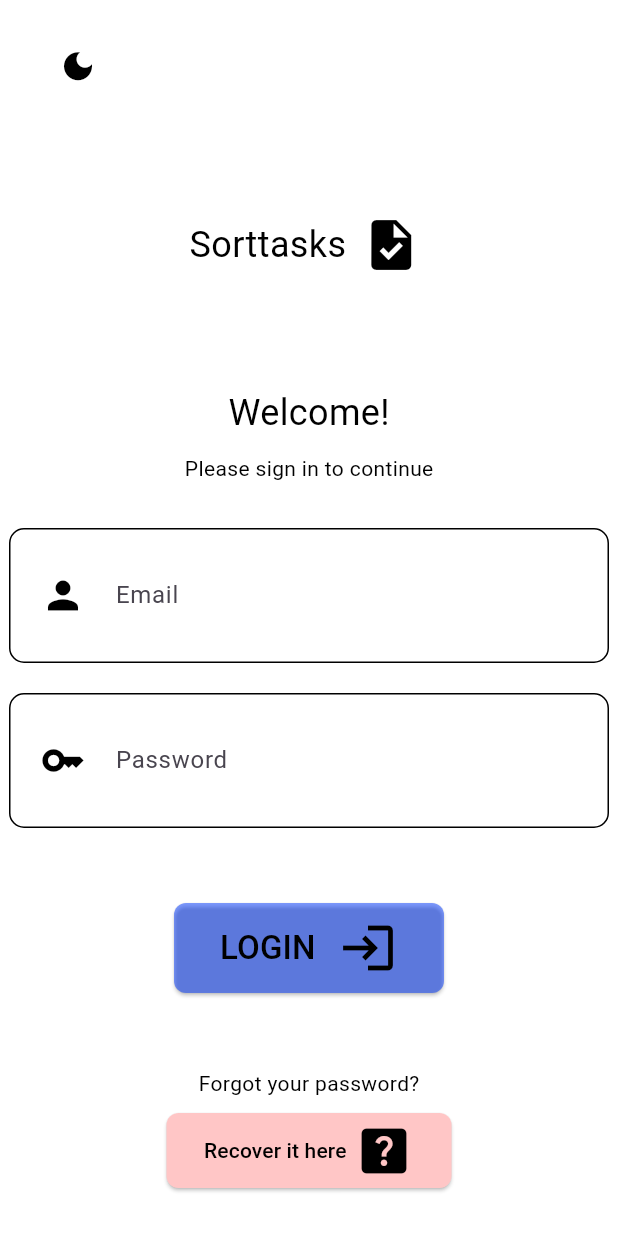
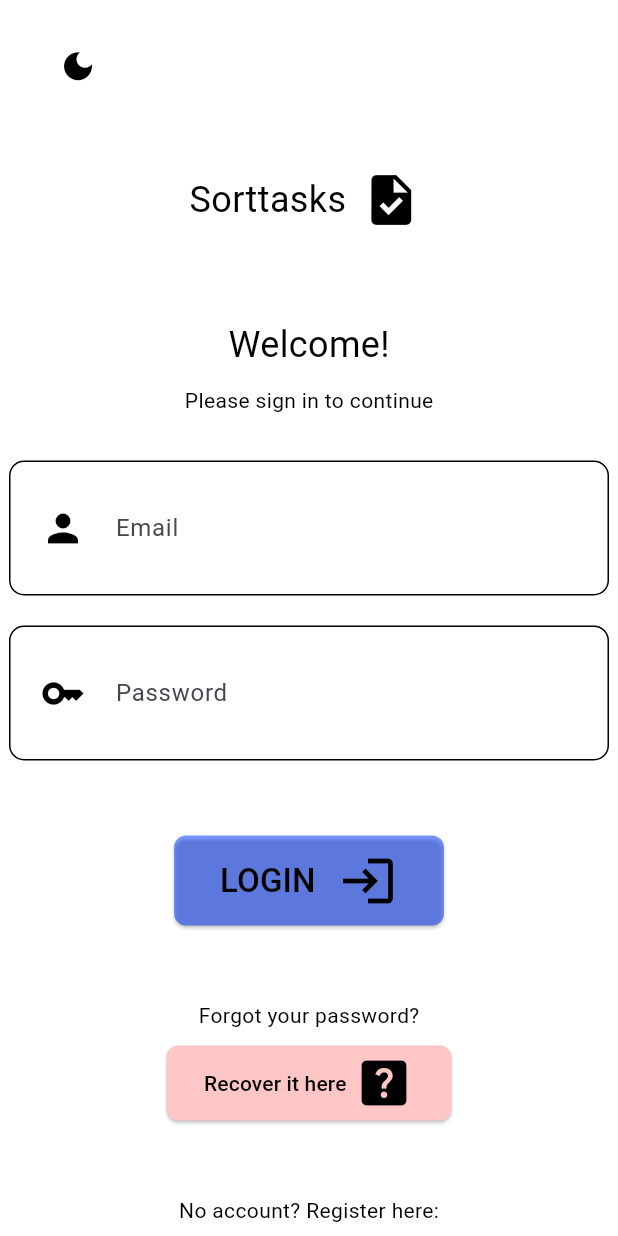
Before and after one commit to daniel-nunes-03/sorttasks, a Flutter app: the screen it shows after launch, on a phone screen of 412 x 824 dp. Run offline on Flutter 3.47's test engine with Material 3 defaults, Android fonts, the phone set to English and light mode, and no system bars; our stand-ins replace firebase_auth, firebase_core; accounts and stored records are empty.

Commit message:
Update login.dart

```diff
--- a/lib/screens/initial_area/login.dart
+++ b/lib/screens/initial_area/login.dart
@@ -42,7 +42,7 @@ class LoginScreenState extends State<LoginScreen> {
                 ),
               ),
             ),
-            const SizedBox(height: 50),
+            const SizedBox(height: 20),
             Row(
               mainAxisAlignment: MainAxisAlignment.center,
               children: [
@@ -68,7 +68,7 @@ class LoginScreenState extends State<LoginScreen> {
                 ),
               ],
             ),
-            const SizedBox(height: 70),
+            const SizedBox(height: 55),
             Text(
               'Welcome!',
               style: TextStyle(
```
